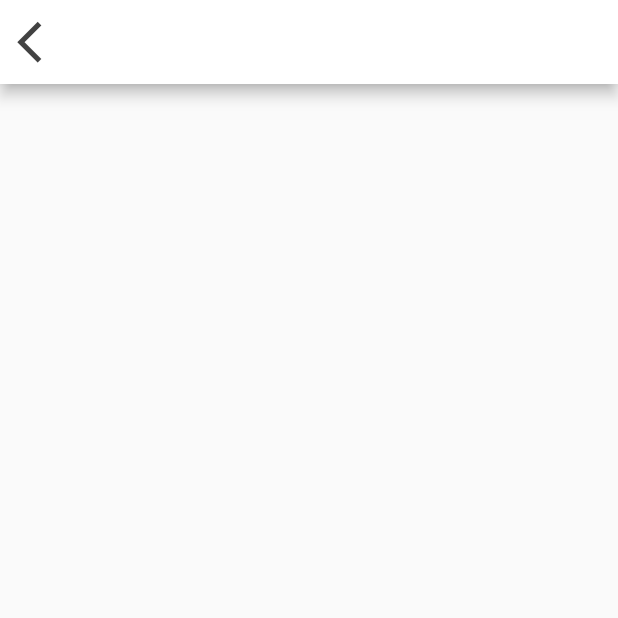
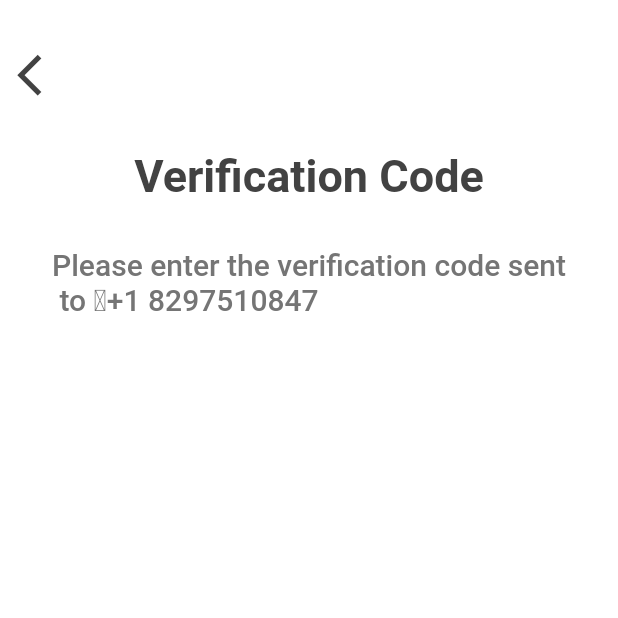
Before and after one commit to jeremiasramirez/flutter-design-verification-code, a Flutter app: the screen it shows after launch, on a phone screen of 412 x 824 dp, the top half of it. Run offline on Flutter 3.47's test engine with Material 2 defaults, Android fonts, the phone set to English and light mode, and no system bars; Roboto replaces fonts that are missing (RobotoMono).

Commit message:
separando appbar + description

```diff
--- a/lib/pages/request/request.page.dart
+++ b/lib/pages/request/request.page.dart
@@ -1,4 +1,7 @@
 import 'package:flutter/material.dart';
+import 'package:flutter_verification/pages/request/widgets/appbar.widget.dart';
+import 'package:flutter_verification/pages/request/widgets/description-number.widget.dart';
+import 'package:flutter_verification/pages/request/widgets/title.widget.dart';
 
 
 class RequestedPageFul extends StatefulWidget{
@@ -8,16 +11,24 @@ class RequestedPageFul extends StatefulWidget{
 
 class RequestedPage extends State<RequestedPageFul>{
 
-
+ @override
   Widget build(context){
 
     return MaterialApp(
+
       debugShowCheckedModeBanner: false,
       home:Scaffold(
-        appBar:AppBar(
-          backgroundColor: Colors.white,
-          leading: Icon(Icons.arrow_back_ios,color:Colors.grey[800], size: 33.1)
-        )
+        backgroundColor:Colors.white,
+        appBar: appBarRequest(),
+        body: Column(
+
+          children: [
+
+            TitleRequest(),
+            DescriptionNumber()
+
+          ]
+        ),
       )
 
     );
--- /dev/null
+++ b/lib/pages/request/widgets/appbar.widget.dart
@@ -0,0 +1,17 @@
+import 'package:flutter/material.dart';
+
+
+AppBar appBarRequest (){
+
+    return AppBar(
+
+      toolbarHeight: 100,
+      elevation: 0,
+      backgroundColor: Colors.white,
+      leading: TextButton(onPressed: (){},
+      child:Icon(Icons.arrow_back_ios,color:Colors.grey[800], size: 33.1)
+
+    )
+  );
+
+}
--- /dev/null
+++ b/lib/pages/request/widgets/description-number.widget.dart
@@ -0,0 +1,28 @@
+import 'package:flutter/material.dart';
+
+
+
+class DescriptionNumber extends StatelessWidget{
+
+  @override
+  Container build(context){
+
+    return Container(
+      margin: EdgeInsets.only(top:30),
+      alignment: Alignment.center,
+
+      child: Text(
+      'Please enter the verification code sent\n to \b+1 8297510847',
+        style: TextStyle(
+          color:Colors.grey[600],
+          fontSize:20,
+          fontWeight: FontWeight.w500
+        )
+      )
+    );
+
+  }
+
+
+
+}
--- /dev/null
+++ b/lib/pages/request/widgets/title.widget.dart
@@ -0,0 +1,30 @@
+import 'package:flutter/material.dart';
+
+
+
+class TitleRequest extends StatelessWidget{
+
+  @override
+  Container build(context){
+
+    return Container(
+
+      alignment: Alignment.center,
+
+      child: Text(
+      'Verification Code',
+
+        style: TextStyle(
+          color:Colors.grey[800],
+          fontSize:30,
+          fontFamily: 'RobotoMono',
+          fontWeight: FontWeight.bold
+        )
+      )
+    );
+
+  }
+
+
+
+}
```
Also changed, not shown: pubspec.yaml (+13 -11 lines).
